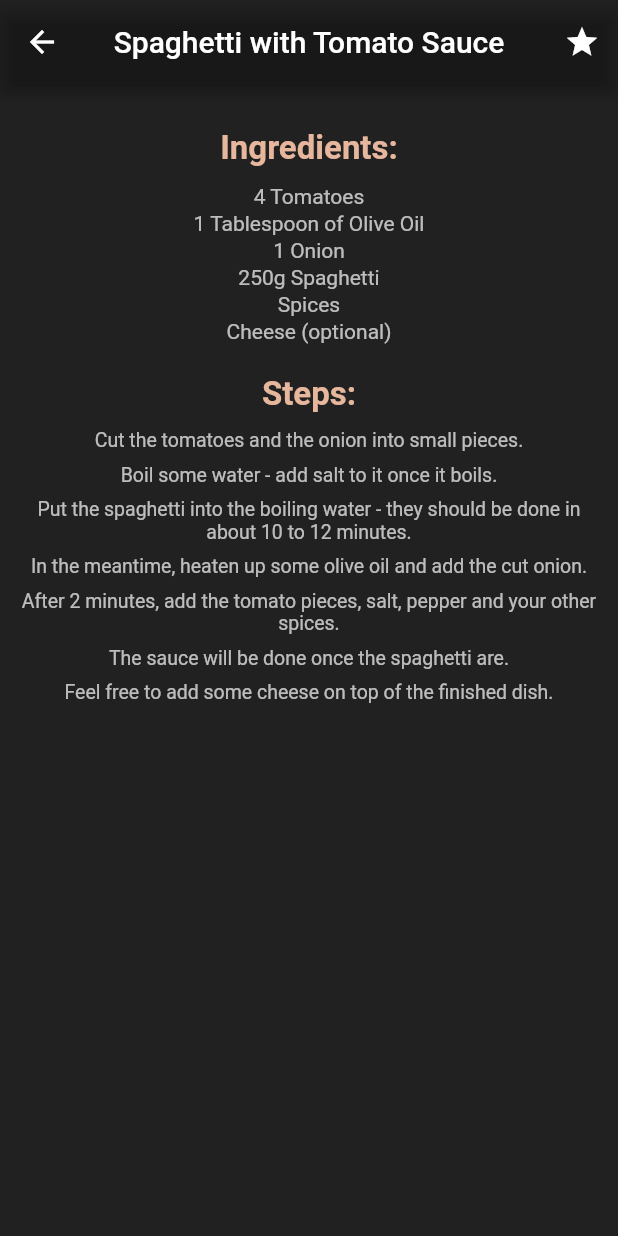
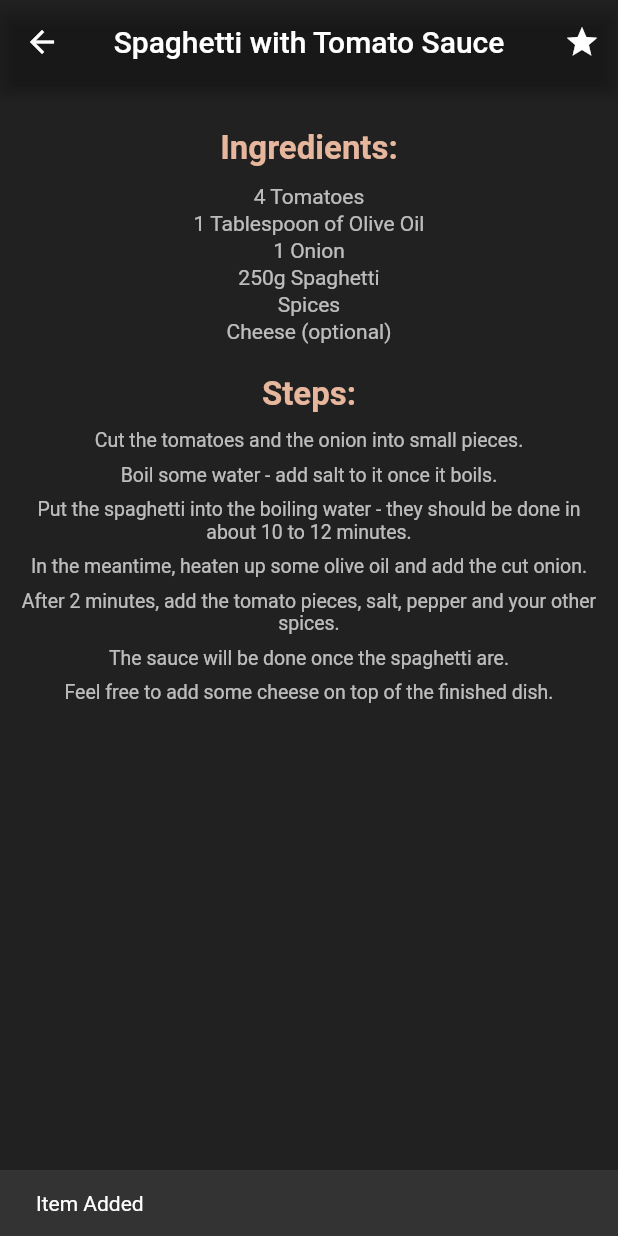
Before and after one commit to MobinAssari/Meals-App-, a Flutter app: the MealDetailsScreen screen opened directly with sample values from the repository, after a tap on the "star" icon, on a phone screen of 412 x 824 dp. Run offline on Flutter 3.47's test engine with Material 2 defaults, Android fonts, the phone set to English and light mode, and no system bars; our stand-ins replace flutter_riverpod, transparent_image; network calls fail.

Commit message:
provider for favorite meals added

```diff
--- a/lib/data/dummy_data.dart
+++ b/lib/data/dummy_data.dart
@@ -2,8 +2,6 @@ import 'package:flutter/material.dart';
 
 import '../model/category.dart';
 import '../model/meal.dart';
-
-
 
 // Constants in Dart should be written in lowerCamelcase.
 const availableCategories = [
--- /dev/null
+++ b/lib/providers/favorites_provider.dart
@@ -0,0 +1,21 @@
+import 'package:flutter_riverpod/flutter_riverpod.dart%20';
+
+import '../model/meal.dart';
+
+class FavoriteMealsNotifier extends StateNotifier<List<Meal>> {
+  FavoriteMealsNotifier() : super([]);
+
+  bool editFavoriteMealsNotifier(Meal meal) {
+    if (state.contains(meal)) {
+      state = state.where((m) => meal.id == m.id).toList();
+      return false;
+    } else {
+      state = [...state, meal];
+      return true;
+    }
+  }
+}
+
+final favoriteProvider =
+    StateNotifierProvider<FavoriteMealsNotifier, List<Meal>>(
+        (ref) => FavoriteMealsNotifier());
--- /dev/null
+++ b/lib/providers/meals_provider.dart
@@ -0,0 +1,5 @@
+import 'package:flutter_riverpod/flutter_riverpod.dart ';
+import 'package:provider/data/dummy_data.dart';
+final mealsProvider = Provider((ref) {
+  return dummyMeals;
+});
--- a/lib/screens/meal_details.dart
+++ b/lib/screens/meal_details.dart
@@ -1,19 +1,24 @@
-import 'package:flutter/cupertino.dart';
 import 'package:flutter/material.dart';
+import 'package:flutter_riverpod/flutter_riverpod.dart%20';
+import 'package:provider/providers/favorites_provider.dart';
 import 'package:transparent_image/transparent_image.dart';
 
 import '../model/meal.dart';
 
-class MealDetailsScreen extends StatelessWidget {
-  const MealDetailsScreen({super.key, required this.meal, required this.onFavoriteListEdit});
+class MealDetailsScreen extends ConsumerWidget {
+  const MealDetailsScreen({super.key, required this.meal});
 
   final Meal meal;
-  final void Function(Meal meal) onFavoriteListEdit;
 
   @override
-  Widget build(context) {
+  Widget build(context, WidgetRef ref) {
     return Scaffold(
-      appBar: AppBar(actions: [IconButton(onPressed: (){onFavoriteListEdit(meal,);}, icon: Icon(Icons.star))],
+      appBar: AppBar(actions: [IconButton(onPressed: (){
+        final isAdded = ref.read(favoriteProvider.notifier).editFavoriteMealsNotifier(meal);
+
+        ScaffoldMessenger.of(context).clearSnackBars();
+        ScaffoldMessenger.of(context).showSnackBar(SnackBar(content: Text((isAdded)?'Item Added':'Item removed'),),);
+      }, icon: const Icon(Icons.star))],
         title: Text(
           meal.title,
           style: const TextStyle(
--- a/lib/widgets/meal_item.dart
+++ b/lib/widgets/meal_item.dart
@@ -1,6 +1,5 @@
-import 'package:flutter/cupertino.dart';
 import 'package:flutter/material.dart';
-import 'package:meals_app/widgets/meal_item_details.dart';
+import '../widgets/meal_item_details.dart';
 import 'package:transparent_image/transparent_image.dart';
 
 import '../model/meal.dart';
--- a/lib/widgets/meal_item_details.dart
+++ b/lib/widgets/meal_item_details.dart
@@ -1,4 +1,3 @@
-import 'package:flutter/cupertino.dart';
 import 'package:flutter/material.dart';
 
 class MealDetails extends StatelessWidget {
--- a/pubspec.yaml
+++ b/pubspec.yaml
@@ -1,4 +1,4 @@
-name: meals_app
+name: provider
 description: A new Flutter project.
 # The following line prevents the package from being accidentally published to
 # pub.dev using `flutter pub publish`. This is preferred for private packages.
@@ -35,6 +35,7 @@ dependencies:
   # The following adds the Cupertino Icons font to your application.
   # Use with the CupertinoIcons class for iOS style icons.
   cupertino_icons: ^1.0.2
+  flutter_riverpod: ^2.3.6
   transparent_image: ^2.0.1
 
 dev_dependencies:
```
Also changed, not shown: lib/main.dart (+5 -16 lines), lib/screens/categories.dart (+17 -10 lines), lib/screens/filters.dart (+6 -11 lines), lib/screens/meals.dart (+4 -5 lines), lib/screens/tabs.dart (+66 -53 lines), lib/widgets/filter_item.dart (+15 -10 lines), lib/widgets/grid_widget_items.dart (+11 -11 lines), lib/widgets/main_drawer.dart (+25 -13 lines), pubspec.lock, 17 other files. Lines whose indentation alone changed are shown as unchanged.
